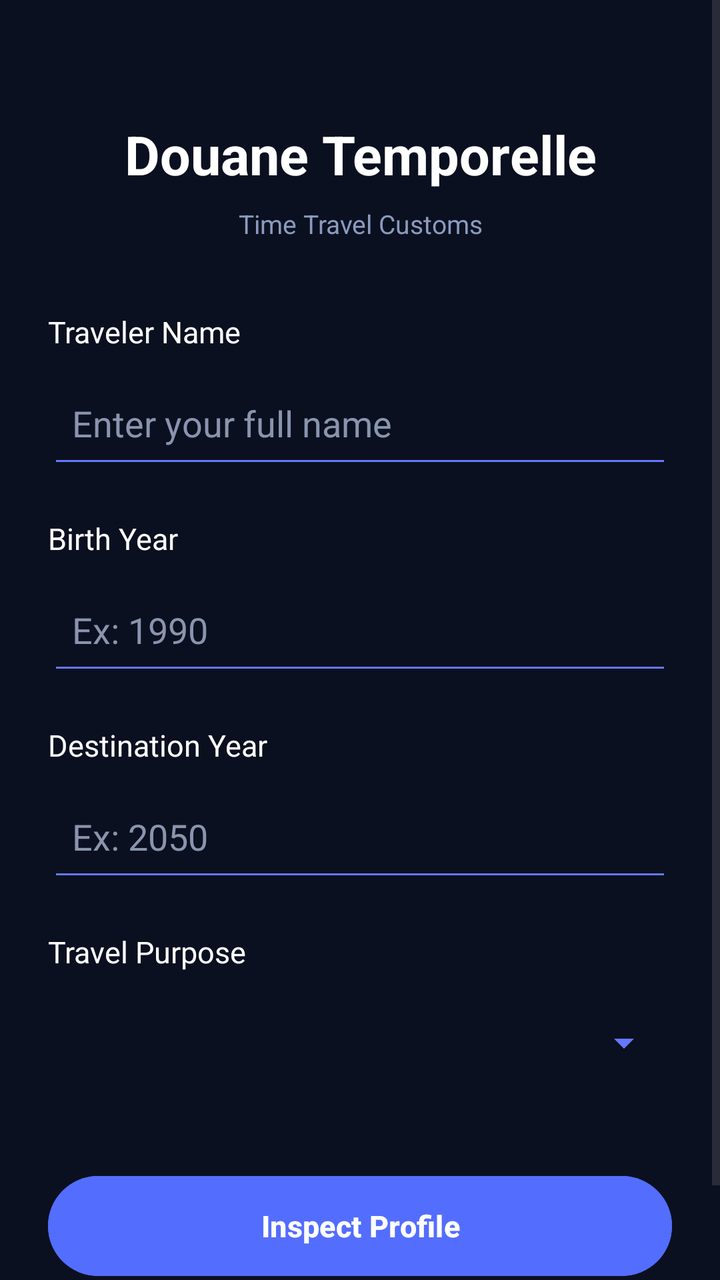
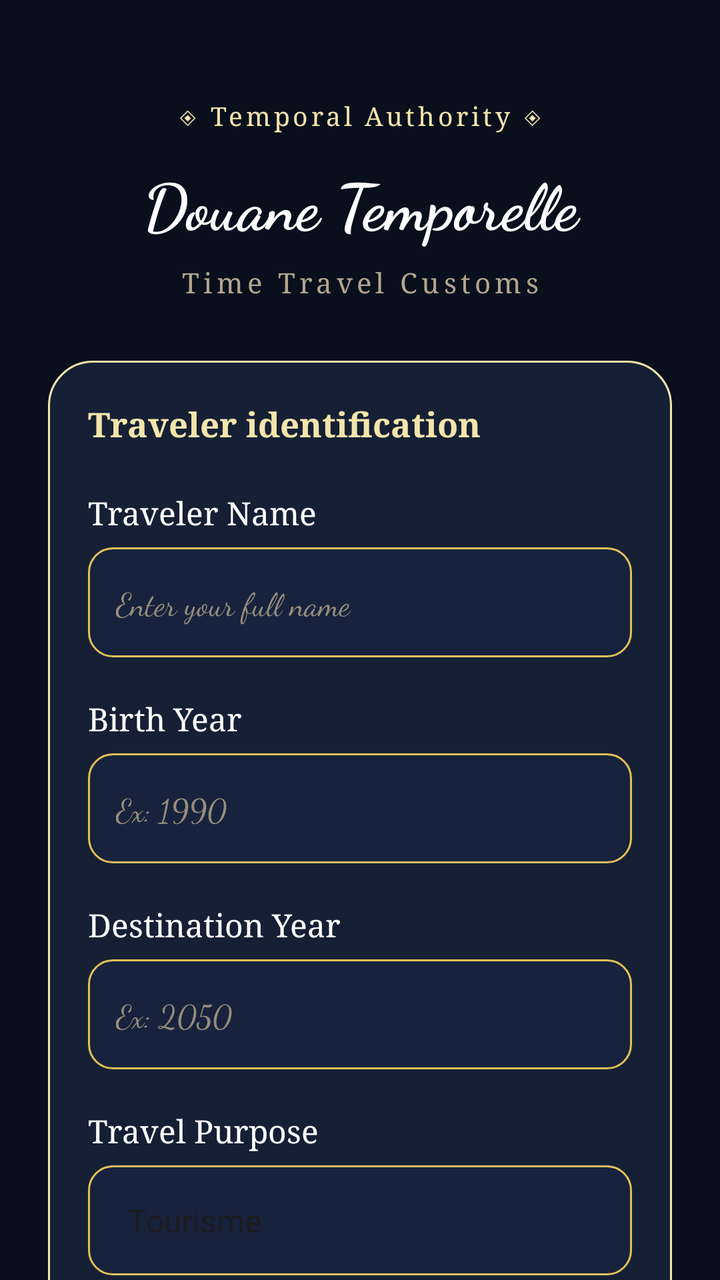

Compare the two renders of this Android layout. The source of the first and the diff that turns it into the second are given below.
<!-- AndroidManifest.xml: application theme Theme.DouaneTemporelle -->
<!-- res/layout/activity_main.xml -->
<?xml version="1.0" encoding="utf-8"?>
<ScrollView xmlns:android="http://schemas.android.com/apk/res/android"
    android:id="@+id/main"
    android:layout_width="match_parent"
    android:layout_height="match_parent"
    android:background="@color/background_dark"
    android:fillViewport="true">

    <LinearLayout
        android:layout_width="match_parent"
        android:layout_height="wrap_content"
        android:orientation="vertical"
        android:padding="24dp">

        

        <TextView
            android:id="@+id/txt_title_aj"
            android:layout_width="match_parent"
            android:layout_height="wrap_content"
            android:text="@string/app_title"
            android:textColor="@color/white"
            android:textSize="27sp"
            android:textStyle="bold"
            android:gravity="center"
            android:layout_marginTop="35dp" />

        

        <TextView
            android:id="@+id/txt_subtitle_aj"
            android:layout_width="match_parent"
            android:layout_height="wrap_content"
            android:text="@string/app_subtitle"
            android:textColor="@color/text_subtitle"
            android:textSize="13sp"
            android:gravity="center"
            android:layout_marginTop="8dp"
            android:layout_marginBottom="35dp" />

        

        <TextView
            android:id="@+id/txt_nom_label_aj"
            android:layout_width="match_parent"
            android:layout_height="wrap_content"
            android:text="@string/traveler_name"
            android:textColor="@color/white"
            android:textSize="15sp"
            android:layout_marginBottom="8dp" />

        <EditText
            android:id="@+id/edt_nom_aj"
            android:layout_width="match_parent"
            android:layout_height="55dp"
            android:hint="@string/name_hint"
            android:inputType="textPersonName"
            android:singleLine="true"
            android:padding="12dp"
            android:textColor="@color/white"
            android:textColorHint="@color/text_hint"
            android:backgroundTint="@color/input_accent" />

        

        <TextView
            android:id="@+id/txt_naissance_label_aj"
            android:layout_width="match_parent"
            android:layout_height="wrap_content"
            android:text="@string/birth_year"
            android:textColor="@color/white"
            android:textSize="15sp"
            android:layout_marginTop="20dp"
            android:layout_marginBottom="8dp" />

        <EditText
            android:id="@+id/edt_naissance_aj"
            android:layout_width="match_parent"
            android:layout_height="55dp"
            android:hint="@string/birth_year_hint"
            android:inputType="number"
            android:maxLength="4"
            android:singleLine="true"
            android:padding="12dp"
            android:textColor="@color/white"
            android:textColorHint="@color/text_hint"
            android:backgroundTint="@color/input_accent" />

        

        <TextView
            android:id="@+id/txt_destination_label_aj"
            android:layout_width="match_parent"
            android:layout_height="wrap_content"
            android:text="@string/destination_year"
            android:textColor="@color/white"
            android:textSize="15sp"
            android:layout_marginTop="20dp"
            android:layout_marginBottom="8dp" />

        <EditText
            android:id="@+id/edt_destination_aj"
            android:layout_width="match_parent"
            android:layout_height="55dp"
            android:hint="@string/destination_year_hint"
            android:inputType="number"
            android:maxLength="4"
            android:singleLine="true"
            android:padding="12dp"
            android:textColor="@color/white"
            android:textColorHint="@color/text_hint"
            android:backgroundTint="@color/input_accent" />

        

        <TextView
            android:id="@+id/txt_motif_label_aj"
            android:layout_width="match_parent"
            android:layout_height="wrap_content"
            android:text="@string/travel_purpose"
            android:textColor="@color/white"
            android:textSize="15sp"
            android:layout_marginTop="20dp"
            android:layout_marginBottom="8dp" />

        <Spinner
            android:id="@+id/spn_motif_aj"
            android:layout_width="match_parent"
            android:layout_height="55dp"
            android:backgroundTint="@color/input_accent"
            android:popupBackground="@color/background_card" />

        

        <Button
            android:id="@+id/btn_inspecter_aj"
            android:layout_width="match_parent"
            android:layout_height="58dp"
            android:text="@string/inspect_profile"
            android:textColor="@color/white"
            android:textStyle="bold"
            android:textSize="15sp"
            android:backgroundTint="@color/primary"
            android:layout_marginTop="35dp"
            android:layout_marginBottom="25dp" />

    </LinearLayout>

</ScrollView>
<!-- resources referenced by this layout -->
<resources>
  <color name="background_card">#26365C</color>
  <color name="background_dark">#0B1020</color>
  <color name="input_accent">#6479FF</color>
  <color name="primary">#536DFE</color>
  <color name="text_hint">#8995AE</color>
  <color name="text_subtitle">#8B9BBF</color>
  <color name="white">#FFFFFF</color>
  <string name="app_subtitle">Time Travel Customs</string>
  <string name="app_title">Douane Temporelle</string>
  <string name="birth_year">Birth Year</string>
  <string name="birth_year_hint">Ex: 1990</string>
  <string name="destination_year">Destination Year</string>
  <string name="destination_year_hint">Ex: 2050</string>
  <string name="inspect_profile">Inspect Profile</string>
  <string name="name_hint">Enter your full name</string>
  <string name="travel_purpose">Travel Purpose</string>
  <string name="traveler_name">Traveler Name</string>
  <style name="Theme.DouaneTemporelle" parent="Base.Theme.DouaneTemporelle" />
  <style name="Base.Theme.DouaneTemporelle" parent="Theme.Material3.DayNight.NoActionBar">
          
          
      </style>
</resources>

<!-- the commit's change to res/layout/activity_main.xml (unified diff, before → after) -->
@@ -4,15 +4,27 @@
     android:layout_width="match_parent"
     android:layout_height="match_parent"
     android:background="@color/background_dark"
-    android:fillViewport="true">
+    android:fillViewport="true"
+    android:scrollbars="none">
 
     <LinearLayout
         android:layout_width="match_parent"
         android:layout_height="wrap_content"
         android:orientation="vertical"
-        android:padding="24dp">
-
-        
+        android:padding="24dp"
+        android:fontFamily="cursive">
+
+        
+        <TextView
+            android:layout_width="match_parent"
+            android:layout_height="wrap_content"
+            android:layout_marginTop="25dp"
+            android:fontFamily="serif"
+            android:gravity="center"
+            android:letterSpacing="0.12"
+            android:text="@string/temporal_authority"
+            android:textColor="@color/primary_light"
+            android:textSize="13sp" />
 
         <TextView
             android:id="@+id/txt_title_aj"
@@ -20,129 +32,173 @@
             android:layout_height="wrap_content"
             android:text="@string/app_title"
             android:textColor="@color/white"
-            android:textSize="27sp"
+            android:textSize="32sp"
             android:textStyle="bold"
-            android:gravity="center"
-            android:layout_marginTop="35dp" />
-
-        
-
+            android:fontFamily="cursive"
+            android:gravity="center"
+            android:layout_marginTop="12dp" />
+
+        
         <TextView
             android:id="@+id/txt_subtitle_aj"
             android:layout_width="match_parent"
             android:layout_height="wrap_content"
+            android:layout_marginTop="8dp"
+            android:layout_marginBottom="30dp"
+            android:fontFamily="serif"
+            android:gravity="center"
+            android:letterSpacing="0.15"
             android:text="@string/app_subtitle"
             android:textColor="@color/text_subtitle"
-            android:textSize="13sp"
-            android:gravity="center"
-            android:layout_marginTop="8dp"
-            android:layout_marginBottom="35dp" />
-
-        
-
-        <TextView
-            android:id="@+id/txt_nom_label_aj"
-            android:layout_width="match_parent"
-            android:layout_height="wrap_content"
-            android:text="@string/traveler_name"
-            android:textColor="@color/white"
-            android:textSize="15sp"
-            android:layout_marginBottom="8dp" />
-
-        <EditText
-            android:id="@+id/edt_nom_aj"
-            android:layout_width="match_parent"
-            android:layout_height="55dp"
-            android:hint="@string/name_hint"
-            android:inputType="textPersonName"
-            android:singleLine="true"
-            android:padding="12dp"
-            android:textColor="@color/white"
-            android:textColorHint="@color/text_hint"
-            android:backgroundTint="@color/input_accent" />
-
-        
-
-        <TextView
-            android:id="@+id/txt_naissance_label_aj"
-            android:layout_width="match_parent"
-            android:layout_height="wrap_content"
-            android:text="@string/birth_year"
-            android:textColor="@color/white"
-            android:textSize="15sp"
-            android:layout_marginTop="20dp"
-            android:layout_marginBottom="8dp" />
-
-        <EditText
-            android:id="@+id/edt_naissance_aj"
-            android:layout_width="match_parent"
-            android:layout_height="55dp"
-            android:hint="@string/birth_year_hint"
-            android:inputType="number"
-            android:maxLength="4"
-            android:singleLine="true"
-            android:padding="12dp"
-            android:textColor="@color/white"
-            android:textColorHint="@color/text_hint"
-            android:backgroundTint="@color/input_accent" />
-
-        
-
-        <TextView
-            android:id="@+id/txt_destination_label_aj"
-            android:layout_width="match_parent"
-            android:layout_height="wrap_content"
-            android:text="@string/destination_year"
-            android:textColor="@color/white"
-            android:textSize="15sp"
-            android:layout_marginTop="20dp"
-            android:layout_marginBottom="8dp" />
-
-        <EditText
-            android:id="@+id/edt_destination_aj"
-            android:layout_width="match_parent"
-            android:layout_height="55dp"
-            android:hint="@string/destination_year_hint"
-            android:inputType="number"
-            android:maxLength="4"
-            android:singleLine="true"
-            android:padding="12dp"
-            android:textColor="@color/white"
-            android:textColorHint="@color/text_hint"
-            android:backgroundTint="@color/input_accent" />
-
-        
-
-        <TextView
-            android:id="@+id/txt_motif_label_aj"
-            android:layout_width="match_parent"
-            android:layout_height="wrap_content"
-            android:text="@string/travel_purpose"
-            android:textColor="@color/white"
-            android:textSize="15sp"
-            android:layout_marginTop="20dp"
-            android:layout_marginBottom="8dp" />
-
-        <Spinner
-            android:id="@+id/spn_motif_aj"
-            android:layout_width="match_parent"
-            android:layout_height="55dp"
-            android:backgroundTint="@color/input_accent"
-            android:popupBackground="@color/background_card" />
-
-        
-
-        <Button
-            android:id="@+id/btn_inspecter_aj"
-            android:layout_width="match_parent"
-            android:layout_height="58dp"
-            android:text="@string/inspect_profile"
-            android:textColor="@color/white"
-            android:textStyle="bold"
-            android:textSize="15sp"
-            android:backgroundTint="@color/primary"
-            android:layout_marginTop="35dp"
-            android:layout_marginBottom="25dp" />
+            android:textSize="14sp" />
+
+        
+        <LinearLayout
+            android:layout_width="match_parent"
+            android:layout_height="wrap_content"
+            android:orientation="vertical"
+            android:padding="20dp"
+            android:background="@drawable/bg_registration_card">
+
+            <TextView
+                android:layout_width="match_parent"
+                android:layout_height="wrap_content"
+                android:layout_marginBottom="22dp"
+                android:fontFamily="serif"
+                android:text="@string/traveler_identification"
+                android:textColor="@color/primary_light"
+                android:textSize="17sp"
+                android:textStyle="bold" />
+
+            
+            <TextView
+                android:id="@+id/txt_nom_label_aj"
+                android:layout_width="match_parent"
+                android:layout_height="wrap_content"
+                android:layout_marginBottom="7dp"
+                android:fontFamily="serif"
+                android:text="@string/traveler_name"
+                android:textColor="@color/white"
+                android:textSize="16sp" />
+
+            <EditText
+                android:id="@+id/edt_nom_aj"
+                android:layout_width="match_parent"
+                android:layout_height="55dp"
+                android:hint="@string/name_hint"
+                android:inputType="textPersonName"
+                android:singleLine="true"
+                android:padding="14dp"
+                android:textColor="@color/white"
+                android:textColorHint="@color/text_hint"
+                android:textSize="16sp"
+                android:fontFamily="cursive"
+                android:background="@drawable/bg_input_field" />
+
+            
+            <TextView
+                android:id="@+id/txt_naissance_label_aj"
+                android:layout_width="match_parent"
+                android:layout_height="wrap_content"
+                android:layout_marginTop="20dp"
+                android:layout_marginBottom="7dp"
+                android:fontFamily="serif"
+                android:text="@string/birth_year"
+                android:textColor="@color/white"
+                android:textSize="16sp" />
+
+            <EditText
+                android:id="@+id/edt_naissance_aj"
+                android:layout_width="match_parent"
+                android:layout_height="55dp"
+                android:hint="@string/birth_year_hint"
+                android:inputType="number"
+                android:maxLength="4"
+                android:singleLine="true"
+                android:padding="14dp"
+                android:textColor="@color/white"
+                android:textColorHint="@color/text_hint"
+                android:textSize="16sp"
+                android:fontFamily="cursive"
+                android:background="@drawable/bg_input_field" />
+
+            
+            <TextView
+                android:id="@+id/txt_destination_label_aj"
+                android:layout_width="match_parent"
+                android:layout_height="wrap_content"
+                android:layout_marginTop="20dp"
+                android:layout_marginBottom="7dp"
+                android:fontFamily="serif"
+                android:text="@string/destination_year"
+                android:textColor="@color/white"
+                android:textSize="16sp" />
+
+            <EditText
+                android:id="@+id/edt_destination_aj"
+                android:layout_width="match_parent"
+                android:layout_height="55dp"
+                android:hint="@string/destination_year_hint"
+                android:inputType="number"
+                android:maxLength="4"
+                android:singleLine="true"
+                android:padding="14dp"
+                android:textColor="@color/white"
+                android:textColorHint="@color/text_hint"
+                android:textSize="16sp"
+                android:fontFamily="cursive"
+                android:background="@drawable/bg_input_field" />
+
+            
+            <TextView
+                android:id="@+id/txt_motif_label_aj"
+                android:layout_width="match_parent"
+                android:layout_height="wrap_content"
+                android:layout_marginTop="20dp"
+                android:layout_marginBottom="7dp"
+                android:fontFamily="serif"
+                android:text="@string/travel_purpose"
+                android:textColor="@color/white"
+                android:textSize="16sp" />
+
+            <Spinner
+                android:id="@+id/spn_motif_aj"
+                android:layout_width="match_parent"
+                android:layout_height="55dp"
+                android:entries="@array/travel_purposes"
+                android:background="@drawable/bg_input_field"
+                android:popupBackground="@color/background_card"
+                android:spinnerMode="dropdown"
+                android:paddingStart="12dp"
+                android:paddingEnd="12dp" />
+
+            
+            <Button
+                android:id="@+id/btn_inspecter_aj"
+                android:layout_width="match_parent"
+                android:layout_height="58dp"
+                android:text="@string/inspect_profile"
+                android:textColor="@color/white"
+                android:textStyle="bold"
+                android:textSize="17sp"
+                android:fontFamily="cursive"
+                android:backgroundTint="@color/primary"
+                android:layout_marginTop="30dp" />
+
+        </LinearLayout>
+
+        
+        <TextView
+            android:layout_width="match_parent"
+            android:layout_height="wrap_content"
+            android:text="@string/temporal_security_system"
+            android:textColor="@color/text_subtitle"
+            android:textSize="12sp"
+            android:fontFamily="cursive"
+            android:gravity="center"
+            android:letterSpacing="0.08"
+            android:layout_marginTop="25dp"
+            android:layout_marginBottom="20dp" />
 
     </LinearLayout>
 
<!-- resource entries referenced after the edit -->
@@ -1,12 +1,36 @@
 <!-- resources referenced by this layout -->
 <resources>
-  <color name="background_card">#26365C</color>
-  <color name="background_dark">#0B1020</color>
-  <color name="input_accent">#6479FF</color>
-  <color name="primary">#536DFE</color>
-  <color name="text_hint">#8995AE</color>
-  <color name="text_subtitle">#8B9BBF</color>
+  <string-array name="travel_purposes">
+          <item>Tourisme</item>
+          <item>Modification du passé</item>
+          <item>Fuite</item>
+      </string-array>
+  <color name="background_card">#162035</color>
+  <color name="background_dark">#0A0F1D</color>
+  <color name="input_accent">#E5C158</color>
+  <color name="primary">#D4AF37</color>
+  <color name="primary_light">#F3E5AB</color>
+  <color name="text_hint">#968D7C</color>
+  <color name="text_subtitle">#B3A68F</color>
   <color name="white">#FFFFFF</color>
+  <!-- drawable bg_input_field (drawable) -->
+  <?xml version="1.0" encoding="utf-8"?>
+  <shape xmlns:android="http://schemas.android.com/apk/res/android">
+      <solid android:color="#17233D" />
+      <corners android:radius="12dp" />
+      <stroke
+          android:width="1dp"
+          android:color="@color/input_accent" />
+  </shape>
+  <!-- drawable bg_registration_card (drawable) -->
+  <?xml version="1.0" encoding="utf-8"?>
+  <shape xmlns:android="http://schemas.android.com/apk/res/android">
+      <solid android:color="@color/background_card" />
+      <corners android:radius="22dp" />
+      <stroke
+          android:width="1dp"
+          android:color="@color/primary_light" />
+  </shape>
   <string name="app_subtitle">Time Travel Customs</string>
   <string name="app_title">Douane Temporelle</string>
   <string name="birth_year">Birth Year</string>
@@ -15,7 +39,10 @@
   <string name="destination_year_hint">Ex: 2050</string>
   <string name="inspect_profile">Inspect Profile</string>
   <string name="name_hint">Enter your full name</string>
+  <string name="temporal_authority">◈ Temporal Authority ◈</string>
+  <string name="temporal_security_system">◈ Temporal Security System ◈</string>
   <string name="travel_purpose">Travel Purpose</string>
+  <string name="traveler_identification">Traveler identification</string>
   <string name="traveler_name">Traveler Name</string>
   <style name="Theme.DouaneTemporelle" parent="Base.Theme.DouaneTemporelle" />
   <style name="Base.Theme.DouaneTemporelle" parent="Theme.Material3.DayNight.NoActionBar">
